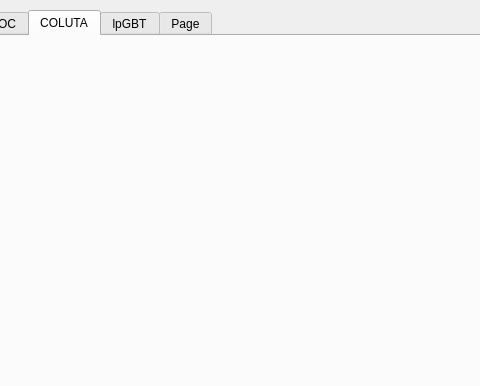
The window that sliceboard.ui (ElenaBusch1/slice-testboard) describes before a commit, drawn with Qt 5; both pictures show x 119 to 599 and y 0 to 386 of the 1199 by 704 pixel window.
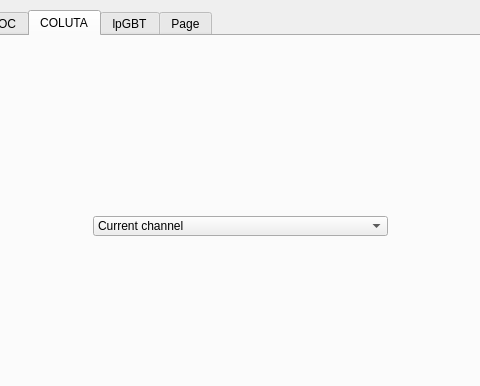
The same window after the commit. The open tabs and pages were chosen to show the change.

Commit message: Added connections between GUI buttons and settings. The GUI now shows what is in the config files, and the internal configurations are changed when the GUI is interacted with.

```diff
--- a/sliceboard.ui
+++ b/sliceboard.ui
@@ -76,6 +76,26 @@
      <attribute name="title">
       <string>COLUTA</string>
      </attribute>
+     <widget class="QComboBox" name="coluta13ch1DATAMUXSelectBox">
+      <property name="geometry">
+       <rect>
+        <x>200</x>
+        <y>180</y>
+        <width>295</width>
+        <height>20</height>
+       </rect>
+      </property>
+      <item>
+       <property name="text">
+        <string>Current channel</string>
+       </property>
+      </item>
+      <item>
+       <property name="text">
+        <string>Adjacent channel (for 32-bit mode)</string>
+       </property>
+      </item>
+     </widget>
     </widget>
     <widget class="QWidget" name="lpgbtTab">
      <attribute name="title">
```
Left out of the diff: 25 changed lines with no effect on the pictures. The commit also changes 3 other files.
